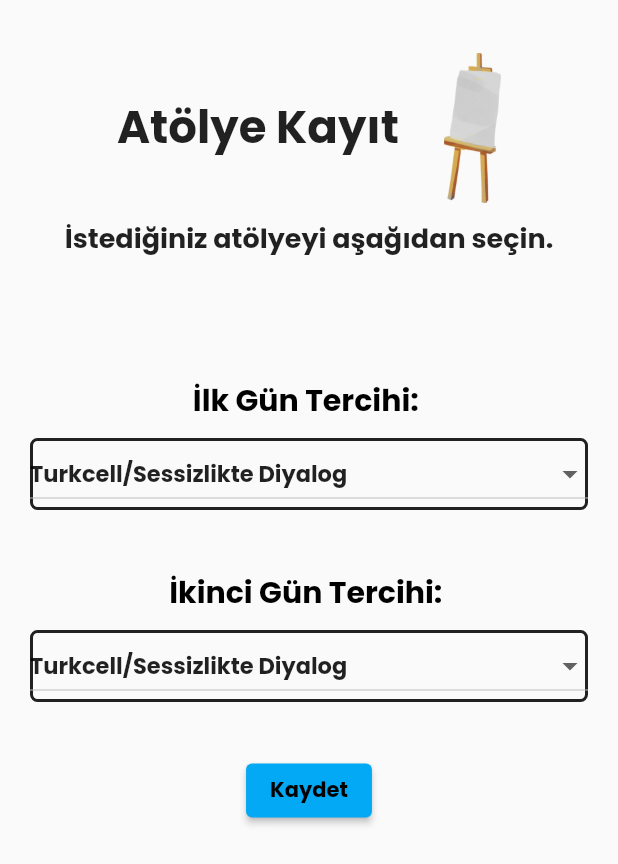
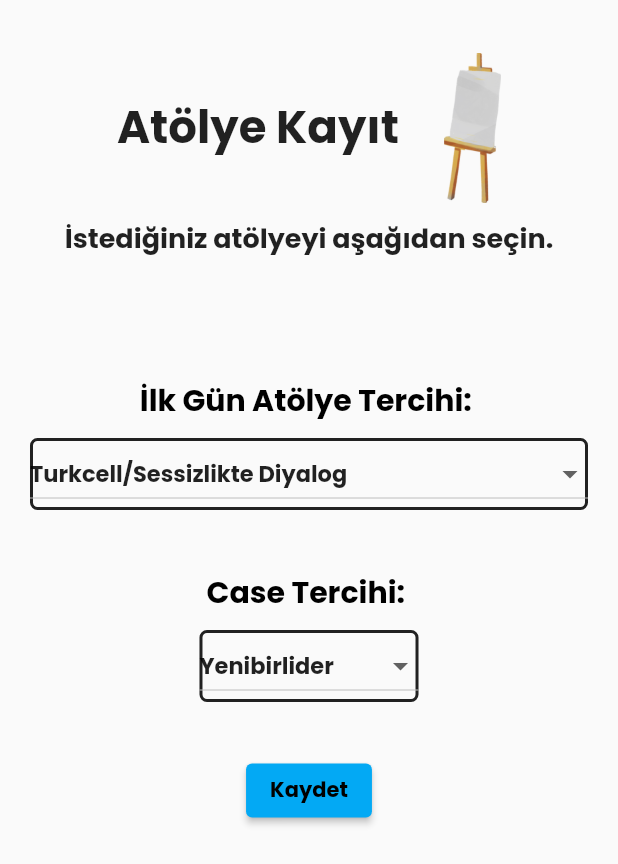
Before and after one commit to unpicasso/jarc_app, a Flutter app: the WorkshopRegistryPage screen opened directly, after a tap on "Kaydet", on a phone screen of 412 x 824 dp. Shown: the top 864 px of the screen. Run offline on Flutter 3.47's test engine with Material 2 defaults, Android fonts, the phone set to English and light mode, and no system bars; our stand-ins replace flutter_riverpod, qr_flutter.

Commit message:
- locations added and displayed for different choices on cases and workshops

```diff
--- a/lib/WorkshopRegistryPage.dart
+++ b/lib/WorkshopRegistryPage.dart
@@ -9,10 +9,19 @@ import 'HomePage.dart';
 
 //burası sonradan seçim yapılan atölyenin adına dönecek
 final workshopProviderText = StateProvider((ref) => "Seçilmedi");
-final workshopProviderStatus = StateProvider((ref) =>
-    "Seçilmedi"); //burası da sonradan seçim yapıldığında "Seçildi" yazacak
-final workshopProviderColor =
-    StateProvider((ref) => Colors.red); //seçim yapıldığında yeşil renge dönecek
+final caseSunumProviderText = StateProvider((ref) =>
+    "Case Sunumları"); //burası sonradan seçim yapılan case'in adına dönecek
+final caseStudyProviderText = StateProvider((ref) =>
+    "Case Study"); //burası sonradan seçim yapılan case'in adına dönecek
+final caseSunumProviderLocationString = StateProvider((ref) => "Seçilmedi");
+final caseStudyProviderLocationString = StateProvider((ref) => "Seçilmedi");
+final workshopProviderLocationString = StateProvider((ref) => "Seçilmedi");
+
+final workshopPageChoiceProviderColorWarning = StateProvider((ref) => Colors
+    .red); //seçim yapıldığında ikisi de yeşil renge dönecek, ortak kullanılıyor
+final workshopPageChoiceProviderColorSimple = StateProvider((ref) => Colors
+    .black);
+
 
 class WorkshopRegistryPage extends ConsumerStatefulWidget {
   const WorkshopRegistryPage({Key? key}) : super(key: key);
@@ -24,13 +33,13 @@ class WorkshopRegistryPage extends ConsumerStatefulWidget {
 
 class _WorkshopRegistryPageState extends ConsumerState<WorkshopRegistryPage> {
 /*
- dropdownlarda kullanacağımız workshop listesini burada hallediyoruz, liste uygulama çalışmaya başladıktan sonra
+ dropdownlarda kullanacağımız workshop ve case listesini burada hallediyoruz, liste uygulama çalışmaya başladıktan sonra
  değişmeyeceği için tanımlarken final kullanabiliriz
  */
 
-  final items = [
+  final workshopItems = [
     'Turkcell/Sessizlikte Diyalog',
-    'Dans Workshop: Dans Stüdyosu',
+    'Dans Workshop',
     'Webtures/Dijital Pazarlama',
     'Bedia Ceylan Güzelce/Radyoculuk Hakkında',
     'WSA/Girişimcilikte Cinsiyet Eşitliği Workshop',
@@ -40,15 +49,46 @@ class _WorkshopRegistryPageState extends ConsumerState<WorkshopRegistryPage> {
     'Kampüs Turu',
   ];
 
+  final workshopItemLocations = [
+    'Bingham 1',
+    'Dans Stüdyosu',
+    'Amfitiyatro',
+    'Tiyatro',
+    'Woods 01',
+    'Woods 02',
+    'Woods 10',
+    'Woods 11',
+    'Kampüs',
+  ];
 
+  final caseItems = [
+    'Yenibirlider',
+    'Coca Cola',
+    'Vestel Ventures',
+  ];
+
+  final caseSunumLocations = [
+    'Bingham 1',
+    'Tiyatro',
+    'Heritage',
+  ];
+
+  final caseStudyLocations = [
+    'Woods',
+    'Sage',
+    'Gould',
+  ];
+
+
+
+// başlangıçta bir değer seçilebilmesi için listelerdeki ilk değerleri atıyoruz
   String firstDayDropdownValue = 'Turkcell/Sessizlikte Diyalog';
-  String secondDayDropdownValue = 'Turkcell/Sessizlikte Diyalog';
-
+  String caseDropdownValue = 'Yenibirlider';
+  int indexDropdownWorkshop = 0;
+  int indexDropdownCase = 0;
 
   @override
   Widget build(BuildContext context) {
-
-
     return Scaffold(
       body: SafeArea(
         child: Center(
@@ -76,7 +116,7 @@ class _WorkshopRegistryPageState extends ConsumerState<WorkshopRegistryPage> {
                     Padding(
                       padding: EdgeInsetsDirectional.fromSTEB(10, 80, 10, 0),
                     ),
-                    Text("İlk Gün Tercihi: ",
+                    Text("İlk Gün Atölye Tercihi: ",
                         style: TextStyle(
                           fontSize: 20,
                           color: Colors.black,
@@ -94,7 +134,7 @@ class _WorkshopRegistryPageState extends ConsumerState<WorkshopRegistryPage> {
                         child: DropdownButton(
                           value: firstDayDropdownValue,
 
-                          items: items.map((String items) {
+                          items: workshopItems.map((String items) {
                             return DropdownMenuItem(
                               value: items,
                               child: Text(
@@ -105,8 +145,7 @@ class _WorkshopRegistryPageState extends ConsumerState<WorkshopRegistryPage> {
                               ),
                             );
                           }).toList(),
-                          // After selecting the desired option,it will
-                          // change button value to selected value
+                          //
                           onChanged: (String? newValue) {
                             setState(() {
                               firstDayDropdownValue = newValue!;
@@ -119,7 +158,7 @@ class _WorkshopRegistryPageState extends ConsumerState<WorkshopRegistryPage> {
                     SizedBox(
                       height: 40,
                     ),
-                    Text("İkinci Gün Tercihi: ",
+                    Text("Case Tercihi: ",
                         style: TextStyle(
                           fontSize: 20,
                           color: Colors.black,
@@ -135,9 +174,9 @@ class _WorkshopRegistryPageState extends ConsumerState<WorkshopRegistryPage> {
                       child: Padding(
                         padding: EdgeInsets.fromLTRB(0, 0, 0, 0),
                         child: DropdownButton(
-                          value: secondDayDropdownValue,
+                          value: caseDropdownValue,
 
-                          items: items.map((String items) {
+                          items: caseItems.map((String items) {
                             return DropdownMenuItem(
                               value: items,
                               child: Text(
@@ -152,7 +191,9 @@ class _WorkshopRegistryPageState extends ConsumerState<WorkshopRegistryPage> {
                           // change button value to selected value
                           onChanged: (String? newValue) {
                             setState(() {
-                              secondDayDropdownValue = newValue!;
+                              caseDropdownValue = newValue!;
+
+
                             });
                           },
                         ),
@@ -163,19 +204,39 @@ class _WorkshopRegistryPageState extends ConsumerState<WorkshopRegistryPage> {
                 SizedBox(
                   height: 35,
                 ),
-
                 ElevatedButton(
                     onPressed: () {
-
-
                       //görevde öyle istendiği için yalnızca ilk günün değerlerini göderiyoruz ana sayfaya
                       //butona bastıktan sonra değerleri yalnızca bir kere okumasını istiyoruz
 
-                      ref.read(workshopProviderText.state).state = firstDayDropdownValue;
-                      ref.read(workshopProviderColor.state).state = Colors.green;
-                      ref.read(workshopProviderStatus.state).state = "Seçildi";
+                      ref.read(workshopProviderText.state).state =
+                          firstDayDropdownValue;
+                      ref.read(workshopPageChoiceProviderColorWarning.state).state =
+                          Colors.green;
 
-                      //ref.read(workshopProviderText.state).state--;
+                      ref.read(workshopPageChoiceProviderColorSimple.state).state = Colors.green;
+                      ref.read(workshopPageChoiceProviderColorWarning.state).state = Colors.green;
+                      ref.read(caseSunumProviderText.state).state = caseDropdownValue;
+                      ref.read(caseStudyProviderText.state).state = caseDropdownValue;
+
+                      indexDropdownWorkshop = workshopItems.indexOf(firstDayDropdownValue);
+
+                      indexDropdownCase = caseItems.indexOf(caseDropdownValue);
+
+
+                      ref.read(caseSunumProviderLocationString.state).state = caseSunumLocations[indexDropdownCase];
+                      ref.read(caseStudyProviderLocationString.state).state = caseStudyLocations[indexDropdownCase];
+                      ref.read(workshopProviderLocationString.state).state = workshopItemLocations[indexDropdownWorkshop];
+
+
+
+
+
+
+
+
+
+
                     },
                     child: Text('Kaydet'))
               ]),
```
Also changed, not shown: lib/HomePage.dart (+23 -19 lines), lib/LoginPage.dart (+9 -7 lines), lib/ProfilePage.dart (+5 -2 lines).
